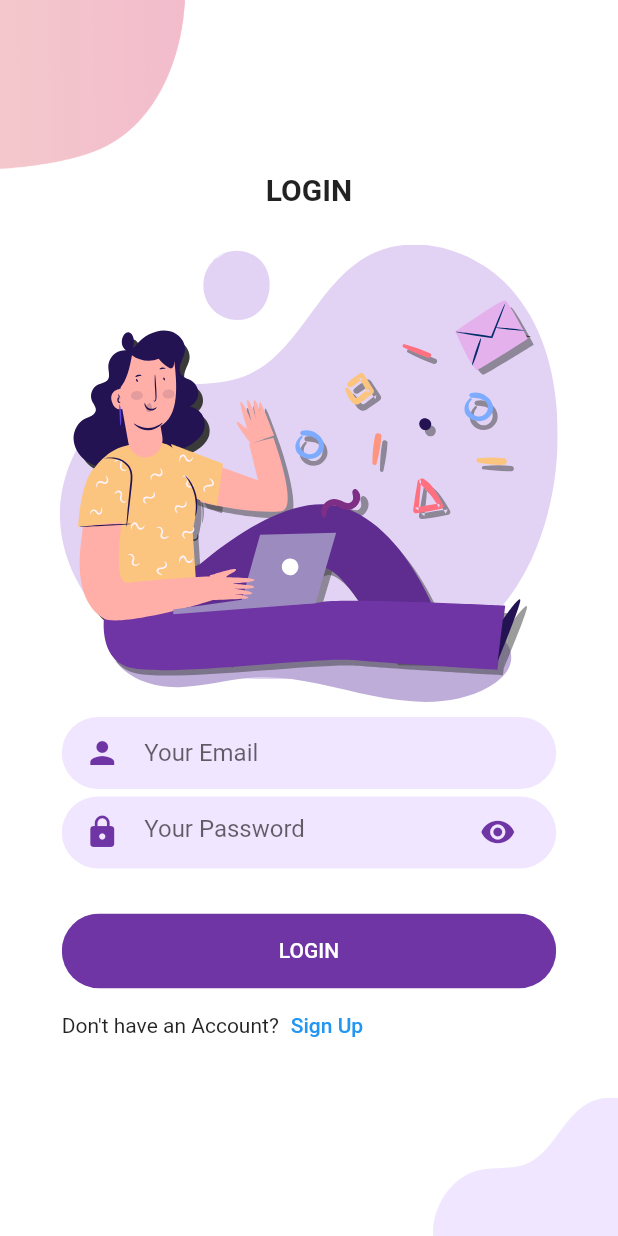
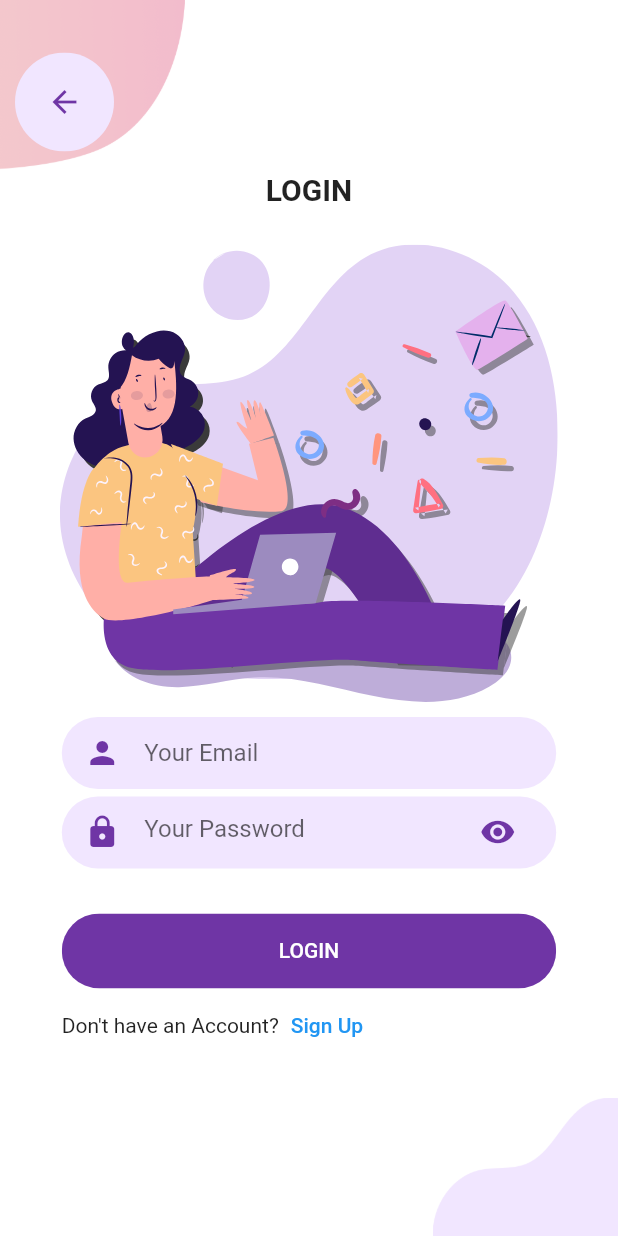
Before and after one commit to nrose-dev/flutter_welcome_signup_login, a Flutter app: the screen it shows after launch, after a tap on "LOGIN", on a phone screen of 412 x 824 dp. Run offline on Flutter 3.47's test engine with Material 2 defaults, Android fonts, the phone set to English and light mode, and no system bars; our stand-ins replace flutter_svg.

Commit message:
add back button to login screen

```diff
--- a/lib/Screens/login_screen.dart
+++ b/lib/Screens/login_screen.dart
@@ -32,7 +32,26 @@ class LoginScreen extends StatelessWidget {
                 width: size.width * 0.3,
               )
             ),
+            Positioned(
+              top: 35,
+              left: 10,
+              child: ClipRRect(
+                borderRadius: BorderRadius.circular(50),
+                child: TextButton(
+                  style: ButtonStyle(
+                    backgroundColor: MaterialStateProperty.all(primaryLightColor),
+                  ),
+                  onPressed: () { Navigator.pop(context); },
+                  child: const SizedBox(
+                    width: 50,
+                    height: 50,
+                    child: Icon(Icons.arrow_back, color: primaryColor,),
+                  )
+                ),
+              ),
+            ),
             SafeArea(
+              child: SingleChildScrollView(
                 child: Column(
                   mainAxisAlignment: MainAxisAlignment.center,
                   children: <Widget>[
@@ -124,6 +143,8 @@ class LoginScreen extends StatelessWidget {
                     ),
                   ],
                 ),
+              )
+
             ),
           ],
         ),
```
Lines whose indentation alone changed are shown as unchanged.
